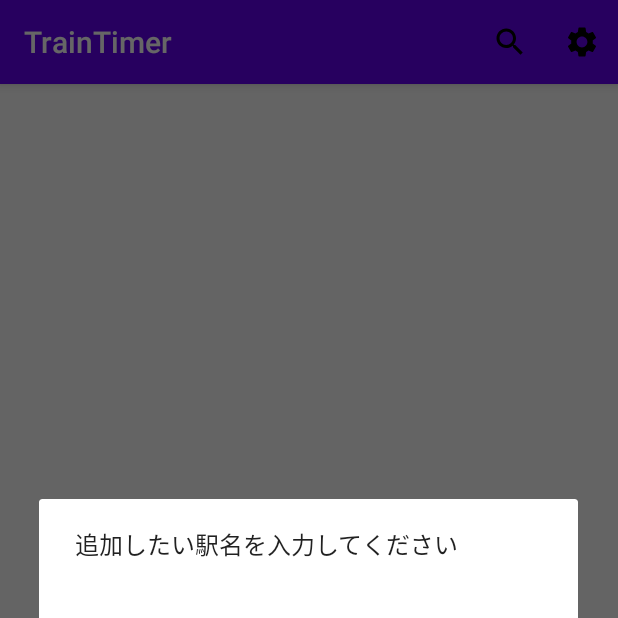
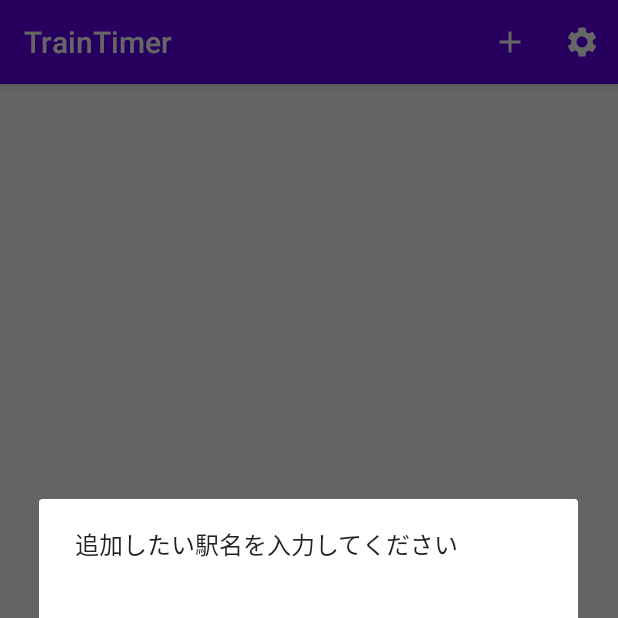
Before and after one commit to natsuyasai/TrainTimer, an Android app: the screen it shows after launch (MainActivity), after a tap on "路線検索", on a phone screen of 412 x 824 dp, the top half of it. Run offline under Robolectric (Android 15) with nearby library versions, the phone set to English and light mode, and no system bars; our stand-ins replace Room's generated code, data binding; libraries missing offline, so code that uses them is left out: com.github.kittinunf.fuel; 2 statements that could not run were skipped.

Commit message:
アイコン変更 行先取得不具合修正

```diff
--- a/Project/app/src/main/java/com/nyasai/traintimer/util/YahooRouteInfoGetter.kt
+++ b/Project/app/src/main/java/com/nyasai/traintimer/util/YahooRouteInfoGetter.kt
@@ -94,9 +94,11 @@ class YahooRouteInfoGetter {
             val routeNameElements = element.select("dl > dt")
             val linkElements = element.select("li > a")
             if (routeNameElements.size > 0 && linkElements.size > 0) {
-                // 路線名，行先をキーとする
-                val key = routeNameElements[0].text() + KEY_DELIMITER_STR + linkElements[0].text()
-                directionList[key] = YAHOO_ROUTE_SEARCH_BASE_URL + linkElements.attr("href").toString()
+                for (linkElement in linkElements){
+                    // 路線名，行先をキーとする
+                    val key = routeNameElements[0].text() + KEY_DELIMITER_STR + linkElement.text()
+                    directionList[key] = YAHOO_ROUTE_SEARCH_BASE_URL + linkElement.attr("href").toString()
+                }
             }
         }
         return directionList
--- /dev/null
+++ b/Project/app/src/main/res/drawable/ic_add_24px.xml
@@ -0,0 +1,9 @@
+<vector xmlns:android="http://schemas.android.com/apk/res/android"
+    android:width="24dp"
+    android:height="24dp"
+    android:viewportWidth="24"
+    android:viewportHeight="24">
+  <path
+      android:fillColor="#FFFFFFFF"
+      android:pathData="M19,13h-6v6h-2v-6H5v-2h6V5h2v6h6v2z"/>
+</vector>
--- a/Project/app/src/main/res/drawable/ic_search_24px.xml
+++ b/Project/app/src/main/res/drawable/ic_search_24px.xml
@@ -4,6 +4,6 @@
     android:viewportWidth="24"
     android:viewportHeight="24">
   <path
-      android:fillColor="#FF000000"
+      android:fillColor="#FFFFFFFF"
       android:pathData="M15.5,14h-0.79l-0.28,-0.27C15.41,12.59 16,11.11 16,9.5 16,5.91 13.09,3 9.5,3S3,5.91 3,9.5 5.91,16 9.5,16c1.61,0 3.09,-0.59 4.23,-1.57l0.27,0.28v0.79l5,4.99L20.49,19l-4.99,-5zM9.5,14C7.01,14 5,11.99 5,9.5S7.01,5 9.5,5 14,7.01 14,9.5 11.99,14 9.5,14z"/>
 </vector>
--- a/Project/app/src/main/res/drawable/ic_settings_24px.xml
+++ b/Project/app/src/main/res/drawable/ic_settings_24px.xml
@@ -4,6 +4,6 @@
     android:viewportWidth="24"
     android:viewportHeight="24">
   <path
-      android:fillColor="#FF000000"
+      android:fillColor="#FFFFFFFF"
       android:pathData="M19.14,12.94c0.04,-0.3 0.06,-0.61 0.06,-0.94c0,-0.32 -0.02,-0.64 -0.07,-0.94l2.03,-1.58c0.18,-0.14 0.23,-0.41 0.12,-0.61l-1.92,-3.32c-0.12,-0.22 -0.37,-0.29 -0.59,-0.22l-2.39,0.96c-0.5,-0.38 -1.03,-0.7 -1.62,-0.94L14.4,2.81c-0.04,-0.24 -0.24,-0.41 -0.48,-0.41h-3.84c-0.24,0 -0.43,0.17 -0.47,0.41L9.25,5.35C8.66,5.59 8.12,5.92 7.63,6.29L5.24,5.33c-0.22,-0.08 -0.47,0 -0.59,0.22L2.74,8.87C2.62,9.08 2.66,9.34 2.86,9.48l2.03,1.58C4.84,11.36 4.8,11.69 4.8,12s0.02,0.64 0.07,0.94l-2.03,1.58c-0.18,0.14 -0.23,0.41 -0.12,0.61l1.92,3.32c0.12,0.22 0.37,0.29 0.59,0.22l2.39,-0.96c0.5,0.38 1.03,0.7 1.62,0.94l0.36,2.54c0.05,0.24 0.24,0.41 0.48,0.41h3.84c0.24,0 0.44,-0.17 0.47,-0.41l0.36,-2.54c0.59,-0.24 1.13,-0.56 1.62,-0.94l2.39,0.96c0.22,0.08 0.47,0 0.59,-0.22l1.92,-3.32c0.12,-0.22 0.07,-0.47 -0.12,-0.61L19.14,12.94zM12,15.6c-1.98,0 -3.6,-1.62 -3.6,-3.6s1.62,-3.6 3.6,-3.6s3.6,1.62 3.6,3.6S13.98,15.6 12,15.6z"/>
 </vector>
--- a/Project/app/src/main/res/menu/route_list_option.xml
+++ b/Project/app/src/main/res/menu/route_list_option.xml
@@ -4,7 +4,7 @@
     <item
         android:id="@+id/route_add_menu"
         android:title="路線検索"
-        android:icon="@drawable/ic_search_24px"
+        android:icon="@drawable/ic_add_24px"
         app:showAsAction="always"/>
     <item
         android:id="@+id/setting_menu"
```
